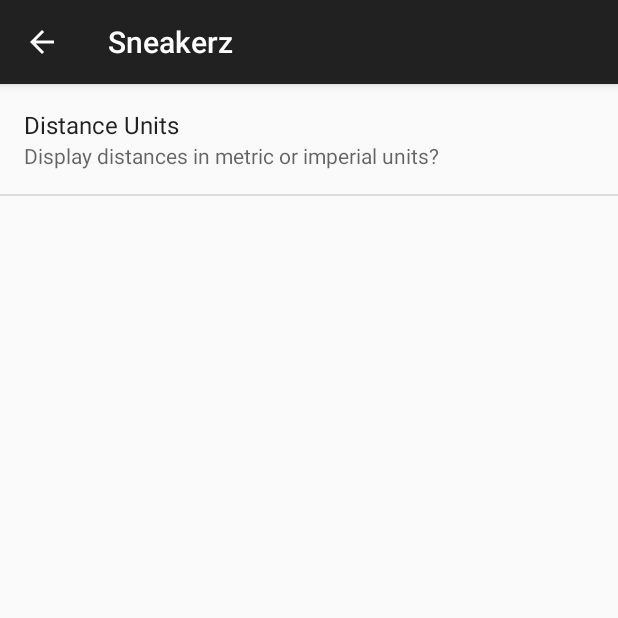
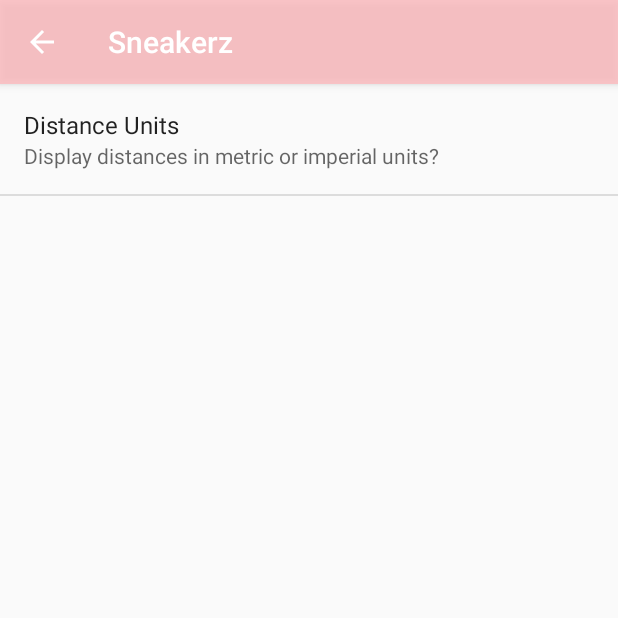
Before and after one commit to edjmore/Sneakerz-Android, an Android app: the PrefActivity screen opened directly, with no data from a screen before it, on a phone screen of 412 x 824 dp, the top half of it. Run offline under Robolectric (Android 15) with nearby library versions, the phone set to English and light mode, and no system bars.

Commit message:
Began styling action bar.

```diff
--- a/app/src/main/AndroidManifest.xml
+++ b/app/src/main/AndroidManifest.xml
@@ -13,6 +13,7 @@
 
         <activity
             android:name=".MainActivity"
+            android:icon="@mipmap/def_sneakers"
             android:screenOrientation="portrait">
             <intent-filter>
                 <action android:name="android.intent.action.MAIN" />
@@ -22,6 +23,7 @@
 
         <activity
             android:name=".ViewShoeActivity"
+            android:icon="@mipmap/def_sneakers"
             android:parentActivityName=".MainActivity"
             android:screenOrientation="portrait">
             <meta-data
@@ -31,6 +33,7 @@
 
         <activity
             android:name=".PrefActivity"
+            android:icon="@mipmap/def_sneakers"
             android:parentActivityName=".MainActivity"
             android:screenOrientation="portrait">
             <meta-data
--- a/app/src/main/res/layout/shoe_item.xml
+++ b/app/src/main/res/layout/shoe_item.xml
@@ -11,7 +11,6 @@
         android:layout_width="0dp"
         android:layout_height="match_parent"
         android:layout_weight="1"
-        android:background="@color/white"
         android:gravity="center"
         android:src="@mipmap/def_sneakers" />
 
--- a/app/src/main/res/values/colors.xml
+++ b/app/src/main/res/values/colors.xml
@@ -1,4 +1,4 @@
 <?xml version="1.0" encoding="utf-8"?>
 <resources>
-    <color name="white">#EEEEEE</color>
+    <color name="action_bar">#cafebabe</color>
 </resources>
--- a/app/src/main/res/values/styles.xml
+++ b/app/src/main/res/values/styles.xml
@@ -1,8 +1,15 @@
 <resources>
 
-    <!-- Base application theme. -->
-    <style name="AppTheme" parent="Theme.AppCompat.Light.DarkActionBar">
-        <!-- Customize your theme here. -->
+    <style name="AppTheme" parent="@style/Theme.AppCompat.Light.DarkActionBar">
+        <item name="android:actionBarStyle">@style/ActionBar</item>
+        <!-- For support library. -->
+        <item name="actionBarStyle">@style/ActionBar</item>
+    </style>
+
+    <style name="ActionBar" parent="@style/Widget.AppCompat.Light.ActionBar.Solid.Inverse">
+        <item name="android:background">@color/action_bar</item>
+        <!-- For support library. -->
+        <item name="background">@color/action_bar</item>
     </style>
 
 </resources>
```
